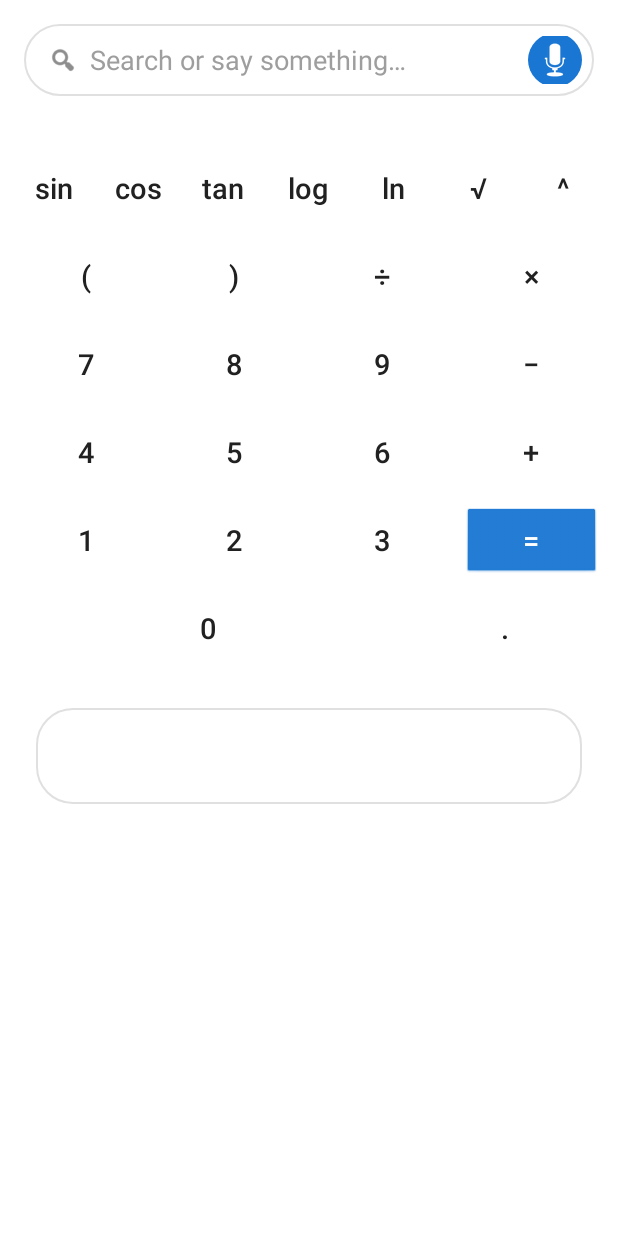
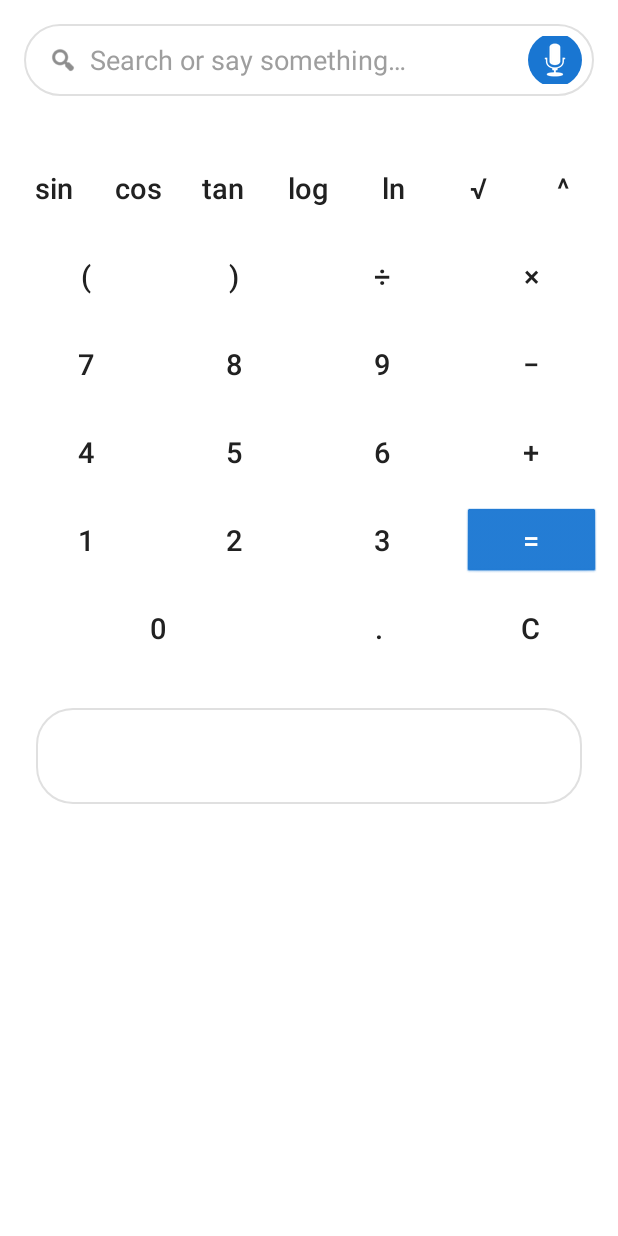
Before and after one commit to akshayabduk/smartcalc-voice-171, an Android app: the screen it shows after launch (MainActivity), on a phone screen of 412 x 824 dp. Run offline under Robolectric (Android 15) with nearby library versions, the phone set to English and light mode, and no system bars; libraries missing offline, so code that uses them is left out: org.apache.commons.

Commit message:
CheckPoint - cgf54a0cf2

```diff
--- a/kotlin_frontend/app/src/main/kotlin/org/example/app/MainActivity.kt
+++ b/kotlin_frontend/app/src/main/kotlin/org/example/app/MainActivity.kt
@@ -26,7 +26,8 @@ class MainActivity : Activity() {
         setContentView(R.layout.activity_main)
 
         val textView = findViewById<TextView>(R.id.textView)
-        textView.text = buildMessage()
+        // No longer show 'Hello World' or placeholder message, clear or hide the label
+        textView.text = ""
 
         // Initialize VoiceSearchBar and connect to this Activity
         voiceSearchBar = findViewById(R.id.voiceSearchBar)
@@ -89,7 +90,7 @@ class MainActivity : Activity() {
             // updateCurrentExpression(newExpr) // voiceSearchBar will trigger update through listener!
         }
 
-        // Button ID to symbol mapping
+        // Button ID to symbol mapping (now including Clear button)
         val buttonMap = listOf(
             Pair(R.id.btn0, "0"),
             Pair(R.id.btn1, "1"),
@@ -115,14 +116,23 @@ class MainActivity : Activity() {
             Pair(R.id.btnLn, "ln("),
             Pair(R.id.btnSqrt, "√("),
             Pair(R.id.btnPower, "^"),
-            Pair(R.id.btnEquals, "=") // special: calculation not implemented yet
+            Pair(R.id.btnEquals, "=") // evaluate
         )
 
+        // Attach handlers for all normal buttons
         for ((id, symbol) in buttonMap) {
             val btn = findViewById<Button>(id)
             btn?.setOnClickListener {
                 appendToInput(symbol)
             }
+        }
+
+        // Clear/reset button: clears input and result
+        val btnClear = findViewById<Button>(R.id.btnClear)
+        btnClear?.setOnClickListener {
+            voiceSearchBar.setQuery("")
+            resultBox.text = ""
+            currentExpression = ""
         }
     }
 
@@ -141,9 +151,5 @@ class MainActivity : Activity() {
         super.onRequestPermissionsResult(requestCode, permissions, grantResults)
     }
 
-    private fun buildMessage(): String {
-        val tokens: LinkedList = SplitUtils.split(MessageUtils.message())
-        val result: String = StringUtils.join(tokens)
-        return WordUtils.capitalize(result)
-    }
+    // No longer need buildMessage() or MessageUtils; cleanly removed.
 }
--- a/kotlin_frontend/app/src/main/kotlin/org/example/app/MessageUtils.kt
+++ /dev/null
@@ -1,5 +0,0 @@
-package org.example.app
-
-internal object MessageUtils {
-    fun message() = "Hello     World!"
-}
--- a/kotlin_frontend/app/src/main/res/layout/view_calculator_keypad.xml
+++ b/kotlin_frontend/app/src/main/res/layout/view_calculator_keypad.xml
@@ -102,13 +102,24 @@
         <Button style="@style/CalcKeyPrimary" android:id="@+id/btnEquals" android:text="="/>
     </LinearLayout>
 
-    <!-- Row: 0 . -->
+    <!-- Row: 0 . C -->
     <LinearLayout
         android:layout_width="match_parent"
         android:layout_height="wrap_content"
         android:gravity="center"
         android:orientation="horizontal">
-        <Button style="@style/CalcKeyWide" android:id="@+id/btn0" android:text="0"/>
-        <Button style="@style/CalcKey" android:id="@+id/btnDot" android:text="."/>
+        <Button
+            style="@style/CalcKeyWide"
+            android:id="@+id/btn0"
+            android:text="0"/>
+        <Button
+            style="@style/CalcKey"
+            android:id="@+id/btnDot"
+            android:text="."/>
+        <Button
+            style="@style/CalcKey"
+            android:id="@+id/btnClear"
+            android:text="C"
+            android:contentDescription="@string/clear_expression_content_desc"/>
     </LinearLayout>
 </LinearLayout>
```
Also changed, not shown: 8 other files.
